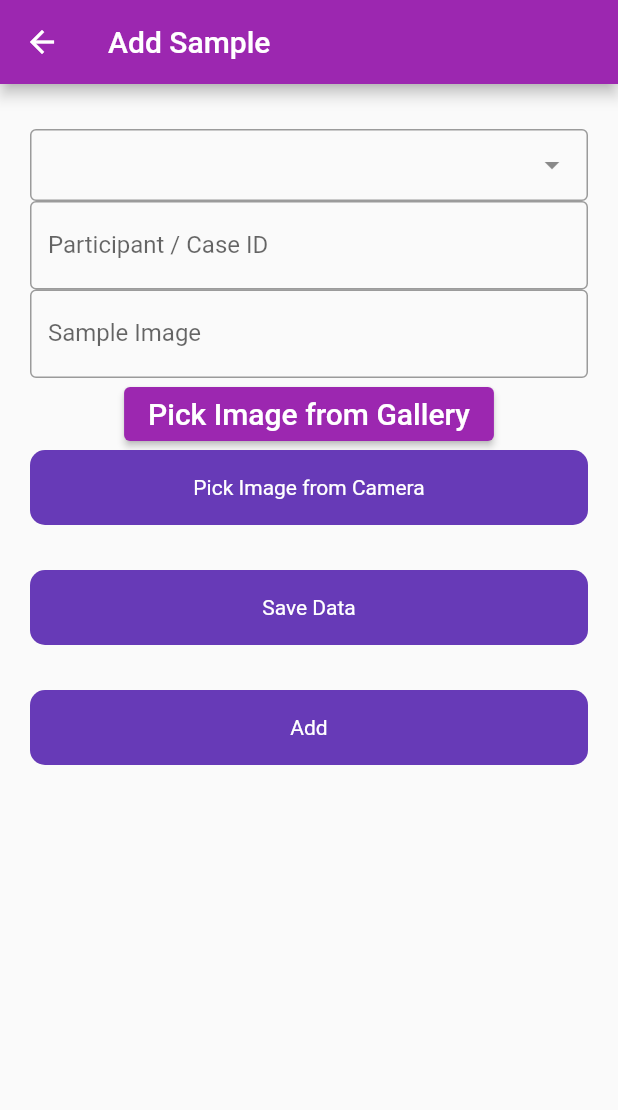
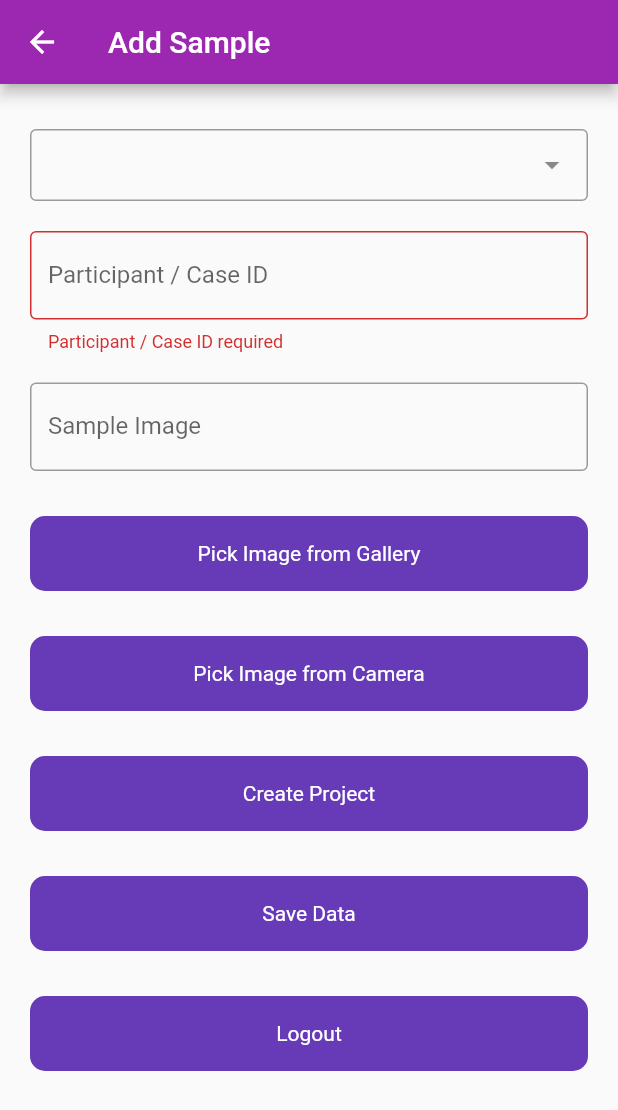
Before and after one commit to AKUH-GIT/docsmgtfirebase, a Flutter app: the SampleEntry screen opened directly, after a tap on "Save Data", on a phone screen of 412 x 824 dp. Shown: the top 1110 px of the screen. Run offline on Flutter 3.47's test engine with Material 2 defaults, Android fonts, the phone set to English and light mode, and no system bars; drawn by our look-alikes of dropdown_search; our stand-ins replace file_picker, firebase_auth, firebase_core, firebase_database, fluttertoast; accounts and stored records are empty.

Commit message:
initial commit

```diff
--- a/lib/firebaseservices/SplashServices.dart
+++ b/lib/firebaseservices/SplashServices.dart
@@ -1,5 +1,6 @@
 import 'dart:async';
 
+import 'package:docsmgtfirebase/ui/SampleEntry.dart';
 import 'package:firebase_auth/firebase_auth.dart';
 import 'package:flutter/material.dart';
 import 'package:docsmgtfirebase/posts/PostScreen.dart';
@@ -14,7 +15,7 @@ class SplashServices {
       Timer(
           const Duration(seconds: 3),
           () => Navigator.push(
-              context, MaterialPageRoute(builder: (context) => PostScreen())));
+              context, MaterialPageRoute(builder: (context) => SampleEntry())));
     } else {
       Timer(
           const Duration(seconds: 3),
--- a/lib/posts/PostScreen.dart
+++ b/lib/posts/PostScreen.dart
@@ -4,7 +4,6 @@ import 'package:flutter/material.dart';
 import 'package:docsmgtfirebase/ui/auth/LoginScreen.dart';
 
 import '../utils/Utils.dart';
-import 'AddPosts.dart';
 
 class PostScreen extends StatefulWidget {
   const PostScreen({Key? key}) : super(key: key);
--- a/lib/ui/Model/ProjectModel.dart
+++ b/lib/ui/Model/ProjectModel.dart
@@ -1,37 +1,31 @@
+import 'package:firebase_database/firebase_database.dart';
+
 class ProjectModel {
-  int? id;
-  String? projectname;
+  String? id;
+  String? projectName;
 
-  static final columns = ["id", "projectname"];
+  static final columns = ["id", "projectName"];
 
-  ProjectModel({this.id, this.projectname});
+  ProjectModel({this.id, this.projectName});
 
-  factory ProjectModel.fromJson(Map<String, dynamic> json) {
-    return ProjectModel(
-        id: json['id'] as int, projectname: json['projectname'] as String);
-  }
-
-  static List<ProjectModel>? fromJsonList(List list) {
-    if (list == null) return null;
-    return list.map((item) => ProjectModel.fromJson(item)).toList();
+  ProjectModel.fromSnapshot(DataSnapshot snapshot) {
+    id = snapshot.key;
+    projectName = snapshot.value!.toString();
   }
 
   String projectNameAsString() {
-    return '#${this.id} ${this.projectname}';
+    return '#${this.id} ${this.projectName}';
   }
 
-  String? get setprojectname => projectname;
+  String? get setprojectname => projectName!;
 
-  Map<String, dynamic> toMap() {
-    var map = new Map<String, dynamic>();
-    map["id"] = id;
-    map["projectname"] = projectname;
-    return map;
+  toJson() {
+    return {"id": id, "projectName": projectName};
   }
 
   ///this method will prevent the override of toString
   bool? projectFilterByName(String filter) {
-    return this.projectname.toString().contains(filter);
+    return this.projectName.toString().contains(filter);
   }
 
   ///custom comparing function to check if two users are equal
@@ -40,7 +34,7 @@ class ProjectModel {
   }
 
   @override
-  String toString() => projectname!;
+  String toString() => projectName!;
 }
 
 class Character {
--- a/lib/ui/SampleEntry.dart
+++ b/lib/ui/SampleEntry.dart
@@ -1,5 +1,7 @@
 import 'dart:io';
 import 'package:docsmgtfirebase/ui/Model/ProjectModel.dart';
+import 'package:docsmgtfirebase/ui/ProjectEntry.dart';
+import 'package:docsmgtfirebase/ui/auth/LoginScreen.dart';
 import 'package:dropdown_search/dropdown_search.dart';
 import 'package:file_picker/file_picker.dart';
 import 'package:firebase_database/firebase_database.dart';
@@ -42,13 +44,12 @@ class SampleEntryState extends State<SampleEntry> {
   @override
   void initState() {
     super.initState();
-    _getProjectData();
+    _readData();
   }
 
   final scaffoldKey = GlobalKey<ScaffoldState>();
   final databaseRef = FirebaseDatabase.instance.ref('SampleEntry');
-
-  void _getProjectData() async {}
+  final databaseRefProject = FirebaseDatabase.instance.ref('ProjectEntry');
 
   void _clearField() {
     _formKey.currentState!.reset();
@@ -150,18 +151,47 @@ class SampleEntryState extends State<SampleEntry> {
   }
 
   saveProjectValue(ProjectModel projmodel) async {
-    controller_projectID.text = projmodel.projectname!;
+    controller_projectID.text = projmodel.projectName!;
+  }
+
+  _gotoCreateProject() async {
+    Navigator.push(
+        context, MaterialPageRoute(builder: (context) => ProjectEntry()));
+  }
+
+  _gotologin() async {
+    Navigator.push(
+        context, MaterialPageRoute(builder: (context) => LoginScreen()));
+  }
+
+  Future<List<ProjectModel>> _readData() async {
+    Query needsSnapshot = await FirebaseDatabase.instance
+        .reference()
+        .child("ProjectEntry")
+        .orderByKey();
+
+    print(needsSnapshot);
+    List<ProjectModel> projModel = [];
+
+    Map<dynamic, dynamic> values = needsSnapshot as Map;
+    values.forEach((key, values) {
+      projModel.add(values);
+    });
+
+    return projModel;
   }
 
   @override
   Widget build(BuildContext context) {
     return Scaffold(
       appBar: AppBar(title: Text('Add Sample')),
-        body: Padding(
+      body: Form(
+        key: _formKey,
+        child: Padding(
           padding: const EdgeInsets.symmetric(horizontal: 20),
           child: Column(
             children: [
-              SizedBox(
+              const SizedBox(
                 height: 30,
               ),
               DropdownSearch<ProjectModel>(
@@ -177,6 +207,9 @@ class SampleEntryState extends State<SampleEntry> {
                   saveProjectValue(projmodel!);
                 },
               ),
+              const SizedBox(
+                height: 20,
+              ),
               TextFormField(
                 controller: controller_sampleID,
                 keyboardType: TextInputType.text,
@@ -190,6 +223,9 @@ class SampleEntryState extends State<SampleEntry> {
                   border: OutlineInputBorder(),
                   labelText: 'Participant / Case ID',
                 ),
+              ),
+              const SizedBox(
+                height: 20,
               ),
               TextFormField(
                 readOnly: true,
@@ -205,44 +241,43 @@ class SampleEntryState extends State<SampleEntry> {
                   labelText: 'Sample Image',
                 ),
               ),
-              ElevatedButton(
-                child: Text(
-                  "Pick Image from Gallery",
-                  style: TextStyle(
-                    fontSize: 20,
+              const SizedBox(
+                height: 30,
               ),
-                ),
-                onPressed: () {
+              RoundButton(
+                title: "Pick Image from Gallery",
+                onTap: () {
                   getDocs_Gallery();
                   //_handleURLButtonPress(context, ImageSourceType.gallery);
                 },
               ),
+              const SizedBox(
+                height: 30,
+              ),
               RoundButton(
                 title: "Pick Image from Camera",
                 onTap: () {
-                  getDocs_Gallery();
+                  //getDocs_Gallery();
+                  _readData();
                   //_handleURLButtonPress(context, ImageSourceType.camera);
                 },
               ),
-              SizedBox(
+              const SizedBox(
+                height: 30,
+              ),
+              RoundButton(
+                  title: "Create Project",
+                  onTap: () {
+                    _gotoCreateProject();
+                  }),
+              const SizedBox(
                 height: 30,
               ),
               RoundButton(
                 title: 'Save Data',
-                loading: false,
+                loading: loading,
                 onTap: () {
                   if (_formKey.currentState!.validate()) {
-
-                  }
-                },
-              ),
-              SizedBox(
-                height: 30,
-              ),
-              RoundButton(
-                title: 'Add',
-                loading: loading,
-                onTap: () {
                     setState(() {
                       loading = true;
                     });
@@ -253,7 +288,7 @@ class SampleEntryState extends State<SampleEntry> {
                       'sampleid': controller_sampleID.text.toString(),
                       'id': DateTime.now().millisecondsSinceEpoch.toString()
                     }).then((value) {
-                    Utils().toastMessage('Post Added');
+                      Utils().toastMessage('Record saved successfully');
                       setState(() {
                         loading = false;
                       });
@@ -263,10 +298,25 @@ class SampleEntryState extends State<SampleEntry> {
                         loading = false;
                       });
                     });
+                  }
                 },
-              )
+              ),
+              const SizedBox(
+                height: 30,
+              ),
+              RoundButton(
+                title: "Logout",
+                onTap: () {
+                  _gotologin();
+                },
+              ),
+              const SizedBox(
+                height: 30,
+              ),
             ],
           ),
-        ));
+        ),
+      ),
+    );
   }
 }
--- a/lib/ui/auth/LoginScreen.dart
+++ b/lib/ui/auth/LoginScreen.dart
@@ -35,7 +35,6 @@ class _LoginScreenState extends State<LoginScreen> {
       Utils().toastMessage(value.user!.email.toString());
       Navigator.push(
           context, MaterialPageRoute(builder: (context) => SampleEntry()));
-
       setState(() {
         loading = false;
       });
@@ -64,7 +63,6 @@ class _LoginScreenState extends State<LoginScreen> {
         },
         child: Scaffold(
             appBar: AppBar(
-              automaticallyImplyLeading: true,
               title: Text('Login'),
             ),
             body: Padding(
```
Also changed, not shown: lib/ui/ProjectEntry.dart (added, +123 -0 lines), pubspec.lock. Lines whose indentation alone changed are shown as unchanged.
